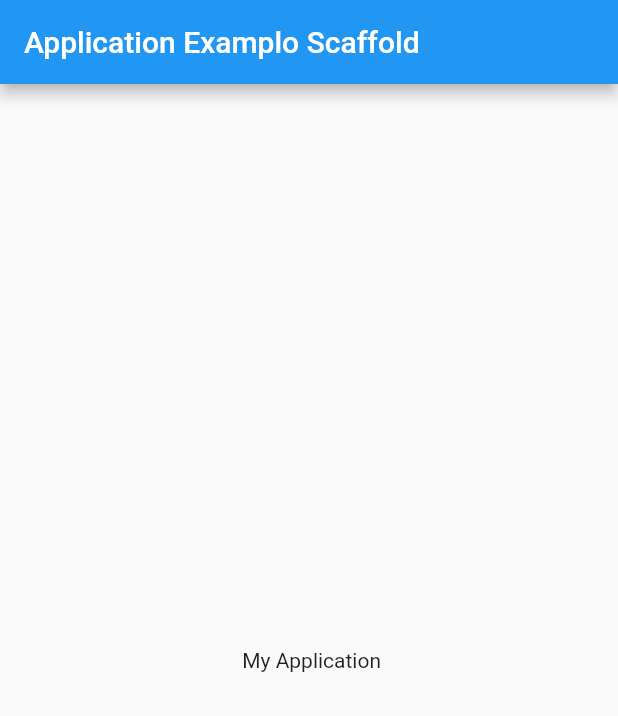
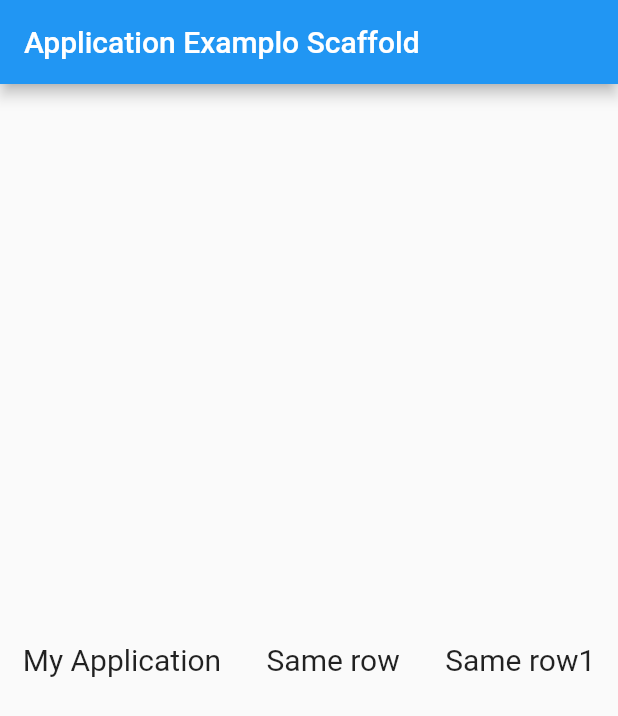
Before and after one commit to kamijidias/Flutter-Projects, a Flutter app: the screen it shows after launch, on a phone screen of 412 x 824 dp. Shown: the top 716 px of the screen. Run offline on Flutter 3.47's test engine with Material 2 defaults, Android fonts, the phone set to English and light mode, and no system bars.

Commit message:
Estrutura de rows em flutter

```diff
--- a/first_project/lib/main.dart
+++ b/first_project/lib/main.dart
@@ -1,7 +1,7 @@
 import 'package:flutter/material.dart';
 
 void main() {
-  runApp(MyApp());
+  runApp(const MyApp());
 }
 
 class MyApp extends StatefulWidget {
@@ -19,8 +19,28 @@ class _MyAppState extends State<MyApp> {
         appBar: AppBar(
           title: const Text('Application Examplo Scaffold'),
         ),
-        body: const Center(
-          child: Text(' My Application'),
+        body: const Row(
+          mainAxisAlignment: MainAxisAlignment.spaceAround,
+          children: [
+            Center(
+              child: Text(
+                'My Application',
+                style: TextStyle(fontSize: 20),
+              ),
+            ),
+            Center(
+              child: Text(
+                'Same row',
+                style: TextStyle(fontSize: 20),
+              ),
+            ),
+            Center(
+              child: Text(
+                'Same row1',
+                style: TextStyle(fontSize: 20),
+              ),
+            ),
+          ],
         ),
       ),
     );
```
